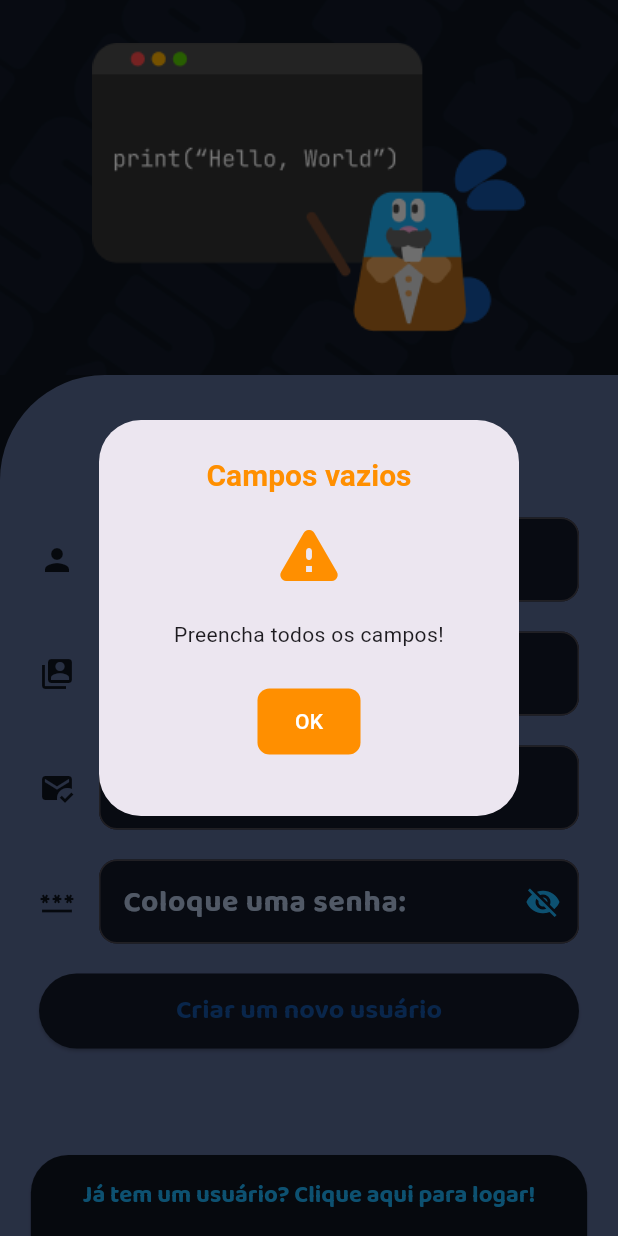
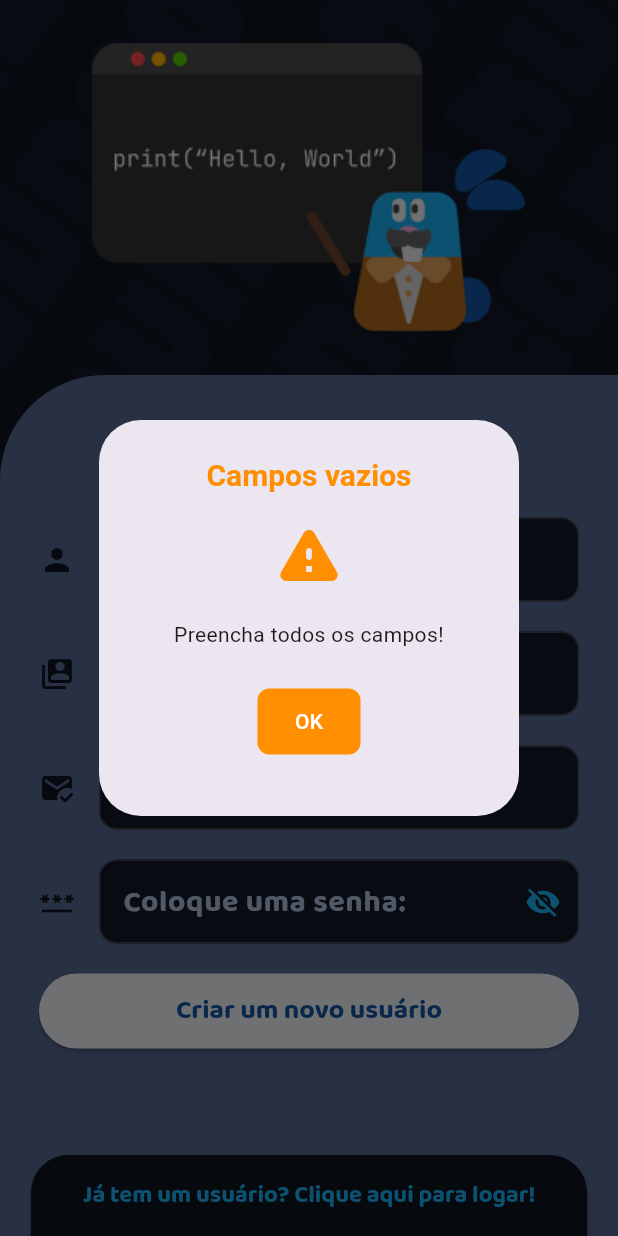
Before and after one commit to JpP3dro/app_bunco, a Flutter app: the screen it shows after launch, after a tap on "Começar", after a tap on "Não tem um usuário? Crie um agora!", after a tap on "Criar um novo usuário", on a phone screen of 412 x 824 dp. Run offline on Flutter 3.47's test engine with Material 3 defaults, Android fonts, the phone set to English and light mode, and no system bars; our stand-ins replace flutter_svg, font_awesome_flutter, google_fonts, page_transition.

Commit message:
Cor do botão nas telas de login e cadastro

```diff
--- a/lib/screens/cadastro.dart
+++ b/lib/screens/cadastro.dart
@@ -21,9 +21,9 @@ class _TelaCadastroState extends State<TelaCadastro> {
   TextEditingController _controllerUsername = TextEditingController();
   TextEditingController _controllerEmail = TextEditingController();
   TextEditingController _controllerSenha = TextEditingController();
-
   bool _mostrarSenha = false;
 
+  //Função que faz o cadastro
   Future<void> fazerCadastro() async {
     if (!(_controllerNome.text.isNotEmpty && _controllerUsername.text.isNotEmpty &&
         _controllerEmail.text.isNotEmpty && _controllerSenha.text.isNotEmpty)) {
@@ -62,7 +62,7 @@ class _TelaCadastroState extends State<TelaCadastro> {
               ? "Sucesso!"
               : "Erro!",
           conteudo: response["sucesso"] == "true"
-              ? "Registro salvo com sucesso!"
+              ? "Usuário criado com sucesso!"
               : response["mensagem"],
         );
       }
@@ -305,7 +305,7 @@ class _TelaCadastroState extends State<TelaCadastro> {
                           fontWeight: FontWeight.bold,
                           fontSize: 18,
                         ),
-                        backgroundColor: Color(0xFF111928),
+                        backgroundColor: Color(0xFFF0F5F7),
                         foregroundColor: Color(0xFF1453A3),
                       ),
                       onPressed: () {
--- a/lib/screens/login.dart
+++ b/lib/screens/login.dart
@@ -19,10 +19,10 @@ class TelaLogin extends StatefulWidget {
 
 class _TelaLoginState extends State<TelaLogin> {
   bool _mostrarSenha = false;
-
   final TextEditingController _controllerSenha = TextEditingController();
   final TextEditingController _controllerLogin = TextEditingController();
 
+  //Função que faz o login
   Future<void> fazerLogin() async {
     String ip = obterIP();
     String url = "http://$ip/bunco/api/login.php";
@@ -105,6 +105,7 @@ class _TelaLoginState extends State<TelaLogin> {
               child: Column(
                 mainAxisSize: MainAxisSize.min, // A Column ocupa o mínimo de espaço
                 children: [
+                  //Texto
                   Text(
                     "Login",
                     style: GoogleFonts.baloo2(
@@ -112,6 +113,7 @@ class _TelaLoginState extends State<TelaLogin> {
                       fontWeight: FontWeight.bold
                     ),
                   ),
+                  //Container que guarda o local do login
                   Container(
                     margin: const EdgeInsets.all(10),
                     child: TextFormField(
@@ -150,6 +152,8 @@ class _TelaLoginState extends State<TelaLogin> {
                       ),
                     ),
                   ),
+
+                  //Container que guarda a senha
                   Container(
                     margin: const EdgeInsets.all(10),
                     child: TextFormField(
@@ -202,9 +206,12 @@ class _TelaLoginState extends State<TelaLogin> {
                       obscureText: _mostrarSenha == false ? true : false,
                     ),
                   ),
+
                   SizedBox(
                     height: 50,
                   ),
+
+                  //Container que guarda o botão
                   Container(
                     margin: const EdgeInsets.all(10),
                     child: ElevatedButton(
@@ -214,7 +221,7 @@ class _TelaLoginState extends State<TelaLogin> {
                           fontWeight: FontWeight.bold,
                           fontSize: 18,
                         ),
-                        backgroundColor: Color(0xFF111928),
+                        backgroundColor: Color(0xFFF0F5F7),
                         foregroundColor: Color(0xFF1453A3),
                       ),
                       onPressed: () {
@@ -227,6 +234,8 @@ class _TelaLoginState extends State<TelaLogin> {
               ),
             ),
           ),
+
+      //Botão que direciona para a página de cadastro
       bottomNavigationBar: Container(
         height: 80,
         color: Color(0xFF586892),
```
